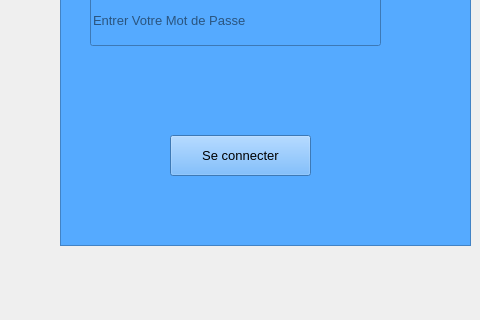
Old version of the form Login.ui in the repository Ayoub101010/Apoge; both pictures show x 119 to 599 and y 375 to 695 of the 753 by 808 pixel window.
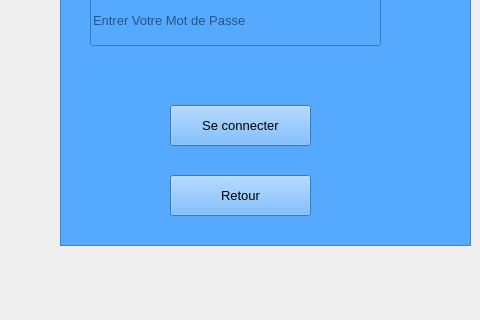
New version of the form.

Commit message: inscription done & s2 is done too and the back button on admin login form

The edit to the form file:
```diff
--- a/Login.ui
+++ b/Login.ui
@@ -92,7 +92,7 @@
     <property name="geometry">
      <rect>
       <x>110</x>
-      <y>390</y>
+      <y>360</y>
       <width>141</width>
       <height>41</height>
      </rect>
@@ -106,6 +106,24 @@
      <string>Se connecter</string>
     </property>
    </widget>
+   <widget class="QPushButton" name="pushButton_2">
+    <property name="geometry">
+     <rect>
+      <x>110</x>
+      <y>430</y>
+      <width>141</width>
+      <height>41</height>
+     </rect>
+    </property>
+    <property name="font">
+     <font>
+      <pointsize>10</pointsize>
+     </font>
+    </property>
+    <property name="text">
+     <string>Retour</string>
+    </property>
+   </widget>
   </widget>
  </widget>
  <resources/>
```
The commit also changes 2 other files.
